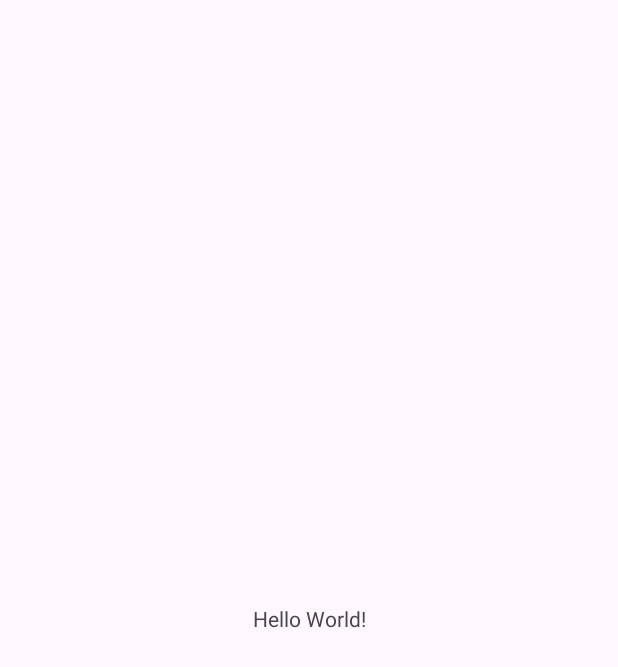
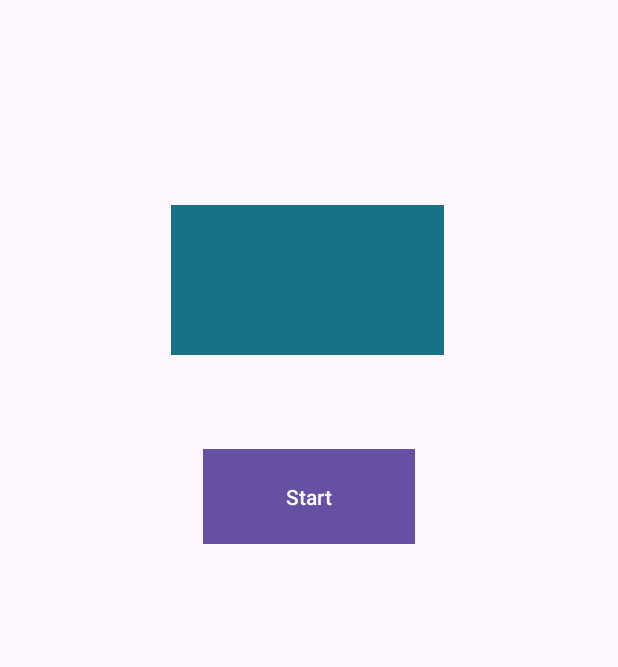
Before and after one commit to Hydrocig/Pomodoro, an Android app: the screen it shows after launch (MainActivity), on a phone screen of 412 x 824 dp. Before the commit the part shown is almost empty. Shown: the top 667 px of the screen. Run offline under Robolectric (Android 15) with nearby library versions, the phone set to English and light mode, and no system bars.

Commit message:
- Working Timer that can be paused and continued. - Simple Work in Progress UI with necessary Buttons.

```diff
--- a/app/src/main/java/com/example/pomodoro/MainActivity.java
+++ b/app/src/main/java/com/example/pomodoro/MainActivity.java
@@ -1,14 +1,59 @@
 package com.example.pomodoro;
+
 
 import androidx.appcompat.app.AppCompatActivity;
 
 import android.os.Bundle;
+import android.os.CountDownTimer;
+import android.view.View;
+import android.widget.Button;
+import android.widget.EditText;
+import android.widget.TextView;
 
 public class MainActivity extends AppCompatActivity {
 
-    @Override
     protected void onCreate(Bundle savedInstanceState) {
         super.onCreate(savedInstanceState);
         setContentView(R.layout.activity_main);
+
+        //Get Content from layout
+        TextView timerTextField = findViewById(R.id.mainTimer);
+        Button startTimerButton = findViewById(R.id.startButton);
+        Button stopTimerButton = findViewById(R.id.stopButton);
+        Button pauseTimerButton = findViewById(R.id.pauseButton);
+        Button resumeTimerButton = findViewById(R.id.resumeButton);
+
+        //Object initialization
+        SimpleCalc simpleCalc = new SimpleCalc();
+        Timer timer = new Timer(timerTextField, startTimerButton, pauseTimerButton);
+
+        //Create Timer on Button click
+        startTimerButton.setOnClickListener(new View.OnClickListener() {
+            @Override
+            public void onClick(View view) {
+                startTimerButton.setVisibility(View.INVISIBLE);
+                pauseTimerButton.setVisibility(View.VISIBLE);
+
+                timer.startTimer(10000,1);
+            }
+        });
+
+        pauseTimerButton.setOnClickListener(new View.OnClickListener(){
+            @Override
+            public void onClick(View view){
+                timer.pauseTimer();
+                pauseTimerButton.setVisibility(View.INVISIBLE);
+                resumeTimerButton.setVisibility(View.VISIBLE);
+            }
+        });
+
+        resumeTimerButton.setOnClickListener(new View.OnClickListener() {
+            @Override
+            public void onClick(View view) {
+                timer.timerResume();
+                pauseTimerButton.setVisibility(View.VISIBLE);
+                resumeTimerButton.setVisibility(View.INVISIBLE);
+            }
+        });
     }
 }
--- /dev/null
+++ b/app/src/main/java/com/example/pomodoro/Timer.java
@@ -0,0 +1,74 @@
+package com.example.pomodoro;
+
+import android.os.CountDownTimer;
+import android.util.Log;
+import android.view.View;
+import android.widget.Button;
+import android.widget.EditText;
+import android.widget.TextView;
+
+public class Timer extends MainActivity {
+
+    int counter;
+    boolean paused = false;
+
+    int milliLeft;
+    int min;
+    int sec;
+
+
+    //Object initialization
+    SimpleCalc simpleCalc = new SimpleCalc();
+
+    private TextView timerTextField;
+    private Button startTimerButton;
+    private Button pauseTimerButton;
+
+    public Timer(TextView timerTextField, Button startTimerButton, Button pauseTimerButton) {
+        this.timerTextField = timerTextField;
+        this.startTimerButton = startTimerButton;
+        this.pauseTimerButton = pauseTimerButton;
+    }
+
+    //Declare Timer
+    CountDownTimer cTimer = null;
+
+    //start timer function
+    void startTimer(long duration, long interval){
+        cTimer = new CountDownTimer(duration, interval) {
+            @Override
+            public void onTick(long millisUntilFinished) {
+                milliLeft =(int)millisUntilFinished;
+                min = ((int)millisUntilFinished/(1000*60));
+                sec = (((int)millisUntilFinished/1000)-min*60);
+                //int clock.setText(Long.toString(min)+":"+Long.toString(sec));
+                timerTextField.setText(Long.toString(min)+":"+Long.toString(sec));
+            }
+
+            @Override
+            public void onFinish() {
+                timerTextField.setText("Pause");
+                cancelTimer();
+                startTimerButton.setVisibility(View.VISIBLE);
+                pauseTimerButton.setVisibility(View.INVISIBLE);
+            }
+        };
+        cTimer.start();
+
+    }
+
+    //cancel timer
+    public void cancelTimer(){
+        cTimer.cancel();
+    }
+
+    public void pauseTimer(){
+        paused = true;
+        cTimer.cancel();
+    }
+
+    public void timerResume(){
+        paused = false;
+        startTimer(milliLeft,1);
+    }
+}
--- a/app/src/main/res/layout/activity_main.xml
+++ b/app/src/main/res/layout/activity_main.xml
@@ -4,15 +4,87 @@
     xmlns:tools="http://schemas.android.com/tools"
     android:layout_width="match_parent"
     android:layout_height="match_parent"
-    tools:context=".MainActivity">
+    android:visibility="visible"
+    tools:context=".MainActivity"
+    tools:visibility="visible">
 
     <TextView
-        android:layout_width="wrap_content"
-        android:layout_height="wrap_content"
-        android:text="Hello World!"
+        android:id="@+id/mainTimer"
+        android:layout_width="182dp"
+        android:layout_height="100dp"
+        android:background="#187187"
+        android:fontFamily="monospace"
+        android:text=""
+        android:textAlignment="center"
+        android:textColor="@color/black"
+        android:textColorHighlight="@color/black"
+        android:textIsSelectable="false"
+        android:textSize="100sp"
+        android:visibility="visible"
+        android:inputType="none"
+        app:layout_constraintBottom_toBottomOf="parent"
+        app:layout_constraintEnd_toEndOf="parent"
+        app:layout_constraintHorizontal_bias="0.497"
+        app:layout_constraintStart_toStartOf="parent"
+        app:layout_constraintTop_toTopOf="parent"
+        app:layout_constraintVertical_bias="0.189"
+        tools:visibility="visible" />
+
+    <Button
+        android:id="@+id/startButton"
+        android:layout_width="141dp"
+        android:layout_height="63dp"
+        android:background="@color/black"
+        android:text="Start"
+        android:textColor="@color/white"
         app:layout_constraintBottom_toBottomOf="parent"
         app:layout_constraintEnd_toEndOf="parent"
         app:layout_constraintStart_toStartOf="parent"
-        app:layout_constraintTop_toTopOf="parent" />
+        app:layout_constraintTop_toBottomOf="@+id/mainTimer"
+        app:layout_constraintVertical_bias="0.12" />
+
+    <Button
+        android:id="@+id/pauseButton"
+        android:layout_width="141dp"
+        android:layout_height="63dp"
+        android:background="@color/black"
+        android:text="Pause"
+        android:textColor="@color/white"
+        android:visibility="invisible"
+        app:layout_constraintBottom_toBottomOf="parent"
+        app:layout_constraintEnd_toEndOf="parent"
+        app:layout_constraintStart_toStartOf="parent"
+        app:layout_constraintTop_toBottomOf="@+id/mainTimer"
+        app:layout_constraintVertical_bias="0.12" />
+
+    <Button
+        android:id="@+id/resumeButton"
+        android:layout_width="141dp"
+        android:layout_height="63dp"
+        android:background="@color/black"
+        android:text="Resume"
+        android:textColor="@color/white"
+        android:visibility="invisible"
+        app:layout_constraintBottom_toBottomOf="parent"
+        app:layout_constraintEnd_toEndOf="parent"
+        app:layout_constraintStart_toStartOf="parent"
+        app:layout_constraintTop_toBottomOf="@+id/mainTimer"
+        app:layout_constraintVertical_bias="0.12" />
+
+    <Button
+        android:id="@+id/stopButton"
+        android:layout_width="141dp"
+        android:layout_height="63dp"
+        android:layout_marginTop="16dp"
+        android:text="Stop"
+        android:textColor="@color/black"
+        android:visibility="invisible"
+        app:layout_constraintBottom_toBottomOf="parent"
+        app:layout_constraintEnd_toEndOf="parent"
+        app:layout_constraintHorizontal_bias="0.498"
+        app:layout_constraintStart_toStartOf="parent"
+        app:layout_constraintTop_toBottomOf="@+id/startButton"
+        app:layout_constraintVertical_bias="0.075" />
+
 
 </androidx.constraintlayout.widget.ConstraintLayout>
```
Also changed, not shown: app/src/main/java/com/example/pomodoro/SimpleCalc.java (added, +24 -0 lines).
